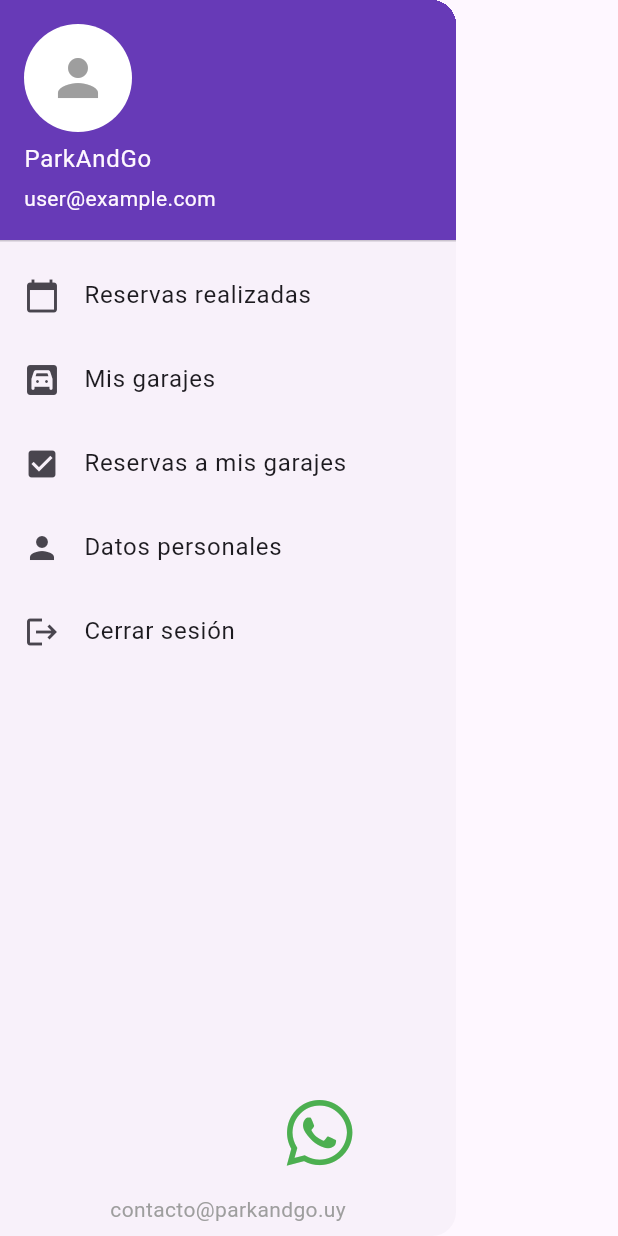
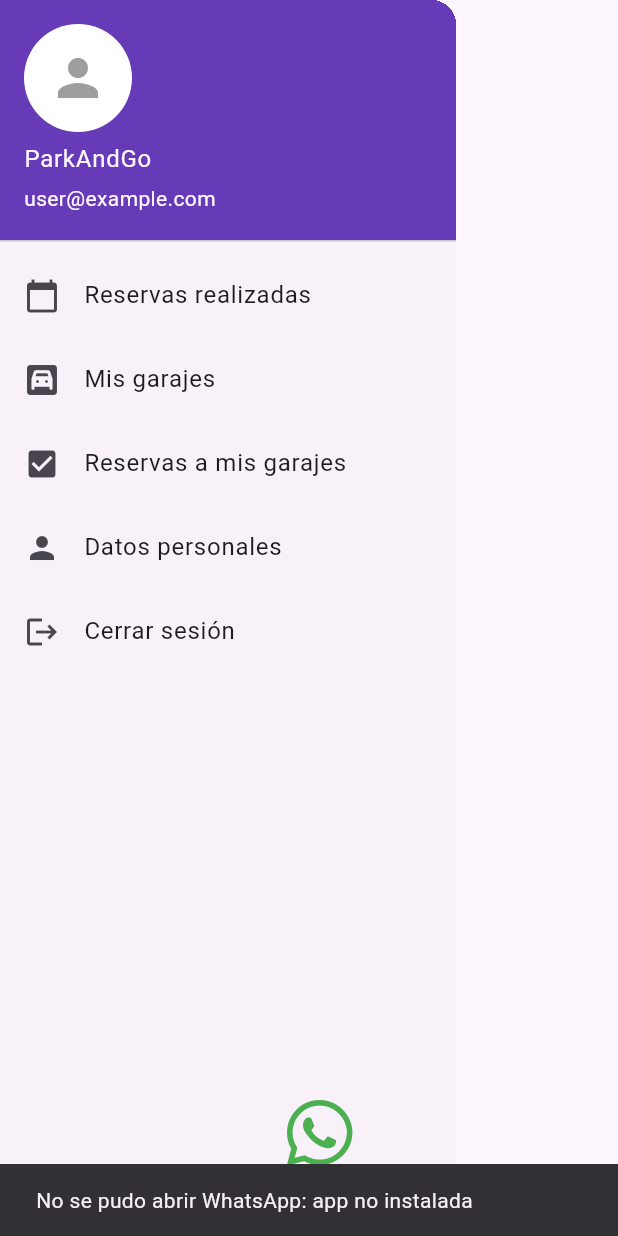
Before and after one commit to ericpoplawski/1st_flutter_app, a Flutter app: the AppDrawer widget shown alone on an empty page, opened directly, after a tap on an icon or button, on a phone screen of 412 x 824 dp. Run offline on Flutter 3.47's test engine with Material 3 defaults, Android fonts, the phone set to English and light mode, and no system bars; our stand-ins replace font_awesome_flutter.

Commit message:
Chore: last changes for emulator

```diff
--- a/first_flutter_app/lib/app_drawer.dart
+++ b/first_flutter_app/lib/app_drawer.dart
@@ -1,20 +1,6 @@
 import 'package:flutter/material.dart';
 import 'package:url_launcher/url_launcher.dart';
 import 'package:font_awesome_flutter/font_awesome_flutter.dart';
-
-Future<void> openWhatsAppChat({required String userName}) async {
-  final encodedMessage = Uri.encodeComponent(
-    "Hola, soy $userName y quiero inscribir mi garage",
-  );
-  const phone = '59893535700';
-  final url = Uri.parse('https://wa.me/$phone?text=$encodedMessage');
-
-  if (await canLaunchUrl(url)) {
-    await launchUrl(url, mode: LaunchMode.externalApplication);
-  } else {
-    throw 'No se pudo abrir WhatsApp';
-  }
-}
 
 class AppDrawer extends StatelessWidget {
   final String userName;
@@ -24,12 +10,34 @@ class AppDrawer extends StatelessWidget {
     this.userName = 'Eric',
   });
 
+Future<void> openWhatsAppChat(BuildContext context, {required String userName}) async {
+  final encodedMessage = Uri.encodeComponent(
+    "Hola, soy $userName y quiero inscribir mi garage",
+  );
+  const phone = '59893535700';
+  final url = Uri.parse('https://wa.me/$phone?text=$encodedMessage');
+
+  final canLaunch = await canLaunchUrl(url);
+  if (!context.mounted) return;  // 🔔 <- Este guard permite evitar problemas si el widget fue destruido
+
+  if (canLaunch) {
+    await launchUrl(url, mode: LaunchMode.externalApplication);
+  } else {
+    ScaffoldMessenger.of(context).showSnackBar(
+      const SnackBar(
+        content: Text('No se pudo abrir WhatsApp: app no instalada'),
+      ),
+    );
+  }
+}
+
+
   @override
   Widget build(BuildContext context) {
     return Drawer(
       child: Column(
         children: <Widget>[
-          UserAccountsDrawerHeader(
+          const UserAccountsDrawerHeader(
             decoration: BoxDecoration(
               color: Colors.deepPurple,
             ),
@@ -45,45 +53,45 @@ class AppDrawer extends StatelessWidget {
             ),
           ),
           ListTile(
-            leading: Icon(Icons.calendar_today),
-            title: Text('Reservas realizadas'),
+            leading: const Icon(Icons.calendar_today),
+            title: const Text('Reservas realizadas'),
             onTap: () {},
           ),
           ListTile(
-            leading: Icon(Icons.garage),
-            title: Text('Mis garajes'),
+            leading: const Icon(Icons.garage),
+            title: const Text('Mis garajes'),
             onTap: () {},
           ),
           ListTile(
-            leading: Icon(Icons.check_box),
-            title: Text('Reservas a mis garajes'),
+            leading: const Icon(Icons.check_box),
+            title: const Text('Reservas a mis garajes'),
             onTap: () {},
           ),
           ListTile(
-            leading: Icon(Icons.person),
-            title: Text('Datos personales'),
+            leading: const Icon(Icons.person),
+            title: const Text('Datos personales'),
             onTap: () {},
           ),
           ListTile(
-            leading: Icon(Icons.logout),
-            title: Text('Cerrar sesión'),
+            leading: const Icon(Icons.logout),
+            title: const Text('Cerrar sesión'),
             onTap: () {},
           ),
-          Spacer(),
+          const Spacer(),
           Align(
-            alignment: Alignment(0.5, 0),
+            alignment: const Alignment(0.5, 0),
             child: IconButton(
-              icon: FaIcon(
+              icon: const FaIcon(
                 FontAwesomeIcons.whatsapp,
                 size: 50,
                 color: Colors.green,
               ),
               onPressed: () {
-                openWhatsAppChat(userName: userName);
+                openWhatsAppChat(context, userName: userName);
               },
             ),
           ),
-          Padding(
+          const Padding(
             padding: EdgeInsets.all(8.0),
             child: Text(
               'contacto@parkandgo.uy',
```
